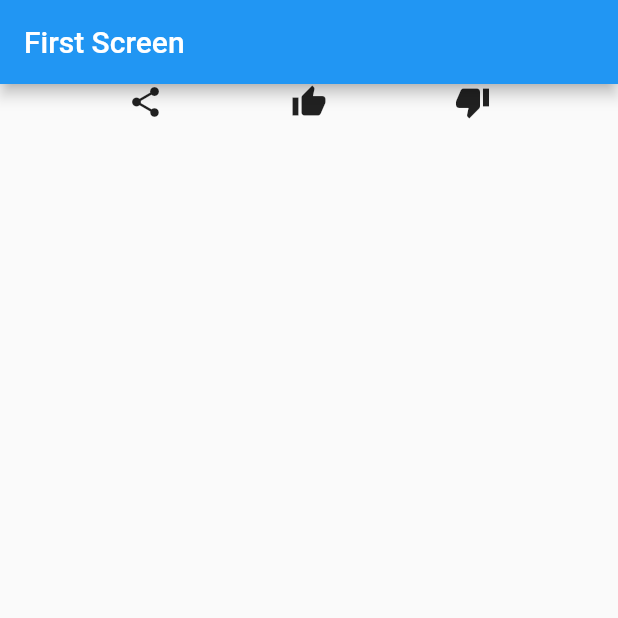
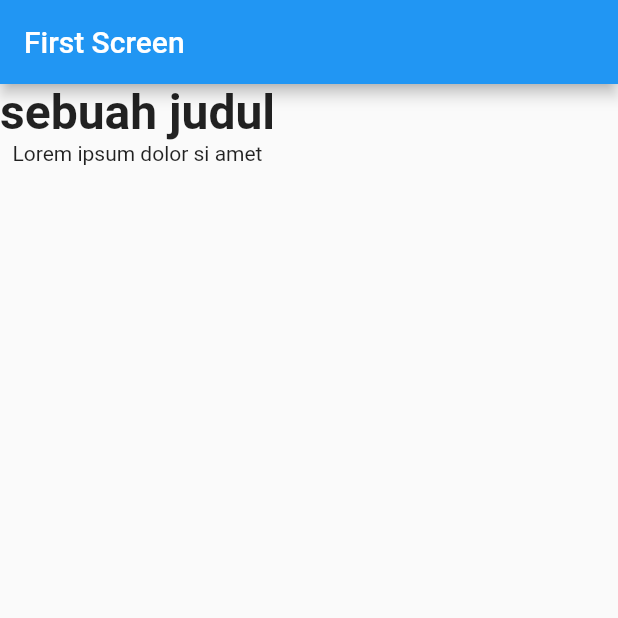
Before and after one commit to saifudinzezy/flutter-pemula, a Flutter app: the screen it shows after launch, on a phone screen of 412 x 824 dp, the top half of it. Run offline on Flutter 3.47's test engine with Material 2 defaults, Android fonts, the phone set to English and light mode, and no system bars.

Commit message:
widget column

```diff
--- a/lib/main.dart
+++ b/lib/main.dart
@@ -23,12 +23,13 @@ class FirstScreen extends StatelessWidget {
       appBar: AppBar(
         title: Text("First Screen"),
       ),
-      body: Row(
-        mainAxisAlignment: MainAxisAlignment.spaceEvenly,
-        children: <Widget>[
-          Icon(Icons.share),
-          Icon(Icons.thumb_up),
-          Icon(Icons.thumb_down)
+      body: Column(
+        children: [
+          Text(
+            'sebuah judul',
+            style: TextStyle(fontSize: 32, fontWeight: FontWeight.bold),
+          ),
+          Text('Lorem ipsum dolor si amet')
         ],
       )
     );
```
